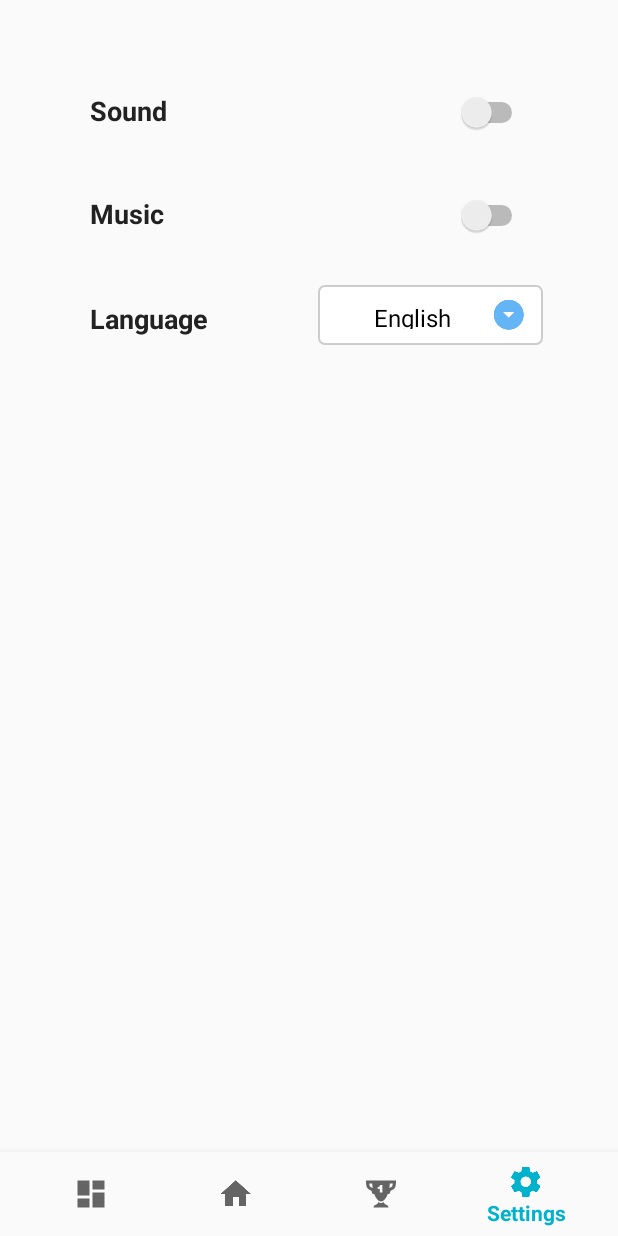
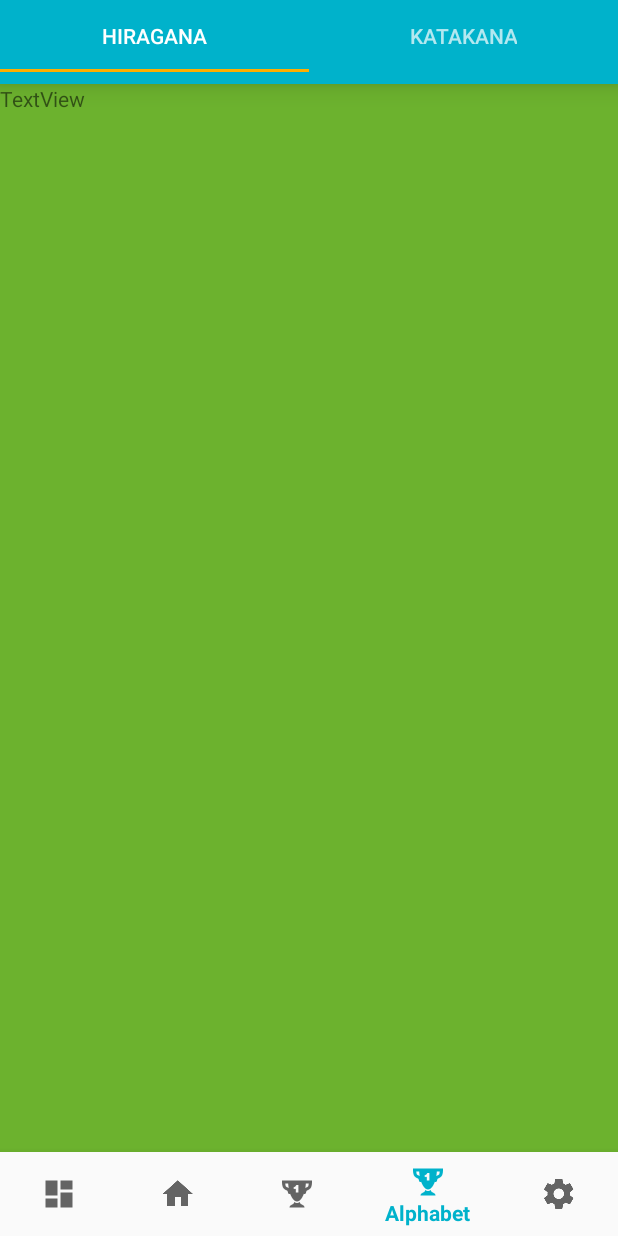
Before and after one commit to ductienuit/KanaTraining, an Android app: the HomeActivity screen opened directly, with no data from a screen before it, item 4 of the bottom bar chosen, on a phone screen of 412 x 824 dp. Run offline under Robolectric (Android 15) with nearby library versions, the phone set to English and light mode, and no system bars; our stand-ins replace sdp/ssp sizes; Roboto replaces fonts that are not available here.

Commit message:
add AlphabetFragment empty

```diff
--- a/app/src/main/java/com/nhombabon/kanatraining/HomeActivity.java
+++ b/app/src/main/java/com/nhombabon/kanatraining/HomeActivity.java
@@ -8,6 +8,7 @@ import android.support.v4.app.FragmentTransaction;
 import android.support.v7.app.AppCompatActivity;
 import android.view.MenuItem;
 
+import com.nhombabon.kanatraining.fragment.AlphabetFragment;
 import com.nhombabon.kanatraining.fragment.HomeFragment;
 import com.nhombabon.kanatraining.fragment.LadderBoardFragment;
 import com.nhombabon.kanatraining.fragment.QuizTopicsFragment;
@@ -40,6 +41,9 @@ public class HomeActivity extends AppCompatActivity {
                 case R.id.settings:
                     selectedFragment = new SettingsFragment();
                     break;
+                case R.id.alphabet:
+                    selectedFragment= new AlphabetFragment();
+                    break;
             }
             FragmentTransaction transaction = getSupportFragmentManager().beginTransaction();
             transaction.replace(R.id.content, selectedFragment);
--- /dev/null
+++ b/app/src/main/java/com/nhombabon/kanatraining/adapter/AlphabetPagerAdapter.java
@@ -0,0 +1,41 @@
+package com.nhombabon.kanatraining.adapter;
+
+import android.support.v4.app.Fragment;
+import android.support.v4.app.FragmentManager;
+import android.support.v4.app.FragmentStatePagerAdapter;
+
+import com.nhombabon.kanatraining.fragment.AllTimeTopScoreFragment;
+import com.nhombabon.kanatraining.fragment.DailyTopScorerFragment;
+import com.nhombabon.kanatraining.fragment.HiraganaFragment;
+import com.nhombabon.kanatraining.fragment.KatakanaFragment;
+
+
+public class AlphabetPagerAdapter extends FragmentStatePagerAdapter {
+
+    int mNumOfTabs;
+
+    public AlphabetPagerAdapter(FragmentManager fm, int NumOfTabs) {
+        super(fm);
+        this.mNumOfTabs = NumOfTabs;
+    }
+
+    @Override
+    public Fragment getItem(int position) {
+
+        switch (position) {
+            case 0:
+                HiraganaFragment tab1 = new HiraganaFragment();
+                return tab1;
+            case 1:
+                KatakanaFragment tab2 = new KatakanaFragment();
+                return tab2;
+            default:
+                return null;
+        }
+    }
+
+    @Override
+    public int getCount() {
+        return mNumOfTabs;
+    }
+}
--- /dev/null
+++ b/app/src/main/java/com/nhombabon/kanatraining/fragment/AlphabetFragment.java
@@ -0,0 +1,56 @@
+package com.nhombabon.kanatraining.fragment;
+
+
+import android.os.Bundle;
+import android.support.design.widget.TabLayout;
+import android.support.v4.app.Fragment;
+import android.support.v4.view.ViewPager;
+import android.view.LayoutInflater;
+import android.view.View;
+import android.view.ViewGroup;
+
+import com.nhombabon.kanatraining.R;
+import com.nhombabon.kanatraining.adapter.AlphabetPagerAdapter;
+
+public class AlphabetFragment extends Fragment {
+
+
+    public AlphabetFragment() {
+    }
+
+
+    @Override
+    public View onCreateView(LayoutInflater inflater, ViewGroup container, Bundle savedInstanceState) {
+        View view = inflater.inflate(R.layout.fragment_alphabet, container, false);
+        getActivity().setTitle("Alphabet");
+
+        TabLayout tabLayout = (TabLayout) view.findViewById(R.id.tab_layout_alphabet);
+        tabLayout.addTab(tabLayout.newTab().setText("Hiragana"));
+        tabLayout.addTab(tabLayout.newTab().setText("Katakana"));
+        tabLayout.setTabGravity(TabLayout.GRAVITY_FILL);
+
+        final ViewPager viewPager = (ViewPager) view.findViewById(R.id.pager_alphabet);
+        final AlphabetPagerAdapter adapter = new AlphabetPagerAdapter(getActivity().getSupportFragmentManager(), tabLayout.getTabCount());
+        viewPager.setAdapter(adapter);
+        viewPager.addOnPageChangeListener(new TabLayout.TabLayoutOnPageChangeListener(tabLayout));
+        tabLayout.setOnTabSelectedListener(new TabLayout.OnTabSelectedListener() {
+            @Override
+            public void onTabSelected(TabLayout.Tab tab) {
+                viewPager.setCurrentItem(tab.getPosition());
+            }
+
+            @Override
+            public void onTabUnselected(TabLayout.Tab tab) {
+
+            }
+
+            @Override
+            public void onTabReselected(TabLayout.Tab tab) {
+
+            }
+        });
+
+        return view;
+    }
+
+}
--- /dev/null
+++ b/app/src/main/java/com/nhombabon/kanatraining/fragment/HiraganaFragment.java
@@ -0,0 +1,25 @@
+package com.nhombabon.kanatraining.fragment;
+
+import android.os.Bundle;
+import android.support.annotation.Nullable;
+import android.support.v4.app.Fragment;
+import android.view.LayoutInflater;
+import android.view.View;
+import android.view.ViewGroup;
+
+import com.nhombabon.kanatraining.R;
+
+/**
+ * Created by mtSiniChi on 12/11/2017.
+ */
+
+public class HiraganaFragment extends Fragment {
+    @Nullable
+    @Override
+    public View onCreateView(LayoutInflater inflater, @Nullable ViewGroup container, @Nullable Bundle savedInstanceState) {
+
+        View view = inflater.inflate(R.layout.fragment_hiragana, container, false);
+
+        return view;
+    }
+}
--- /dev/null
+++ b/app/src/main/java/com/nhombabon/kanatraining/fragment/KatakanaFragment.java
@@ -0,0 +1,25 @@
+package com.nhombabon.kanatraining.fragment;
+
+import android.os.Bundle;
+import android.support.annotation.Nullable;
+import android.support.v4.app.Fragment;
+import android.view.LayoutInflater;
+import android.view.View;
+import android.view.ViewGroup;
+
+import com.nhombabon.kanatraining.R;
+
+/**
+ * Created by mtSiniChi on 12/11/2017.
+ */
+
+public class KatakanaFragment extends Fragment {
+    @Nullable
+    @Override
+    public View onCreateView(LayoutInflater inflater, @Nullable ViewGroup container, @Nullable Bundle savedInstanceState) {
+
+        View view = inflater.inflate(R.layout.fragment_katakana, container, false);
+
+        return view;
+    }
+}
--- /dev/null
+++ b/app/src/main/res/layout/fragment_alphabet.xml
@@ -0,0 +1,21 @@
+<?xml version="1.0" encoding="utf-8"?>
+<RelativeLayout xmlns:android="http://schemas.android.com/apk/res/android"
+    android:orientation="vertical" android:layout_width="match_parent"
+    android:layout_height="match_parent">
+
+    <android.support.design.widget.TabLayout
+        android:id="@+id/tab_layout_alphabet"
+        android:layout_width="match_parent"
+        android:layout_height="wrap_content"
+        android:background="?attr/colorPrimary"
+        android:elevation="@dimen/_8sdp"
+        android:minHeight="?attr/actionBarSize"
+        android:theme="@style/ThemeOverlay.AppCompat.Dark.ActionBar"/>
+
+    <android.support.v4.view.ViewPager
+        android:id="@+id/pager_alphabet"
+        android:layout_width="match_parent"
+        android:layout_height="fill_parent"
+        android:layout_below="@id/tab_layout_alphabet"/>
+
+</RelativeLayout>
--- /dev/null
+++ b/app/src/main/res/layout/fragment_hiragana.xml
@@ -0,0 +1,13 @@
+<?xml version="1.0" encoding="utf-8"?>
+<LinearLayout xmlns:android="http://schemas.android.com/apk/res/android"
+    android:layout_width="match_parent"
+    android:layout_height="match_parent"
+    android:orientation="vertical"
+    android:background="@color/green">
+
+    <TextView
+        android:id="@+id/textView2"
+        android:layout_width="match_parent"
+        android:layout_height="wrap_content"
+        android:text="TextView" />
+</LinearLayout>
--- /dev/null
+++ b/app/src/main/res/layout/fragment_katakana.xml
@@ -0,0 +1,14 @@
+<?xml version="1.0" encoding="utf-8"?>
+<LinearLayout xmlns:android="http://schemas.android.com/apk/res/android"
+    android:layout_width="match_parent"
+    android:layout_height="match_parent"
+    android:background="@color/red">
+
+
+    <TextView
+        android:id="@+id/textView5"
+        android:layout_width="wrap_content"
+        android:layout_height="wrap_content"
+        android:layout_weight="1"
+        android:text="TextView" />
+</LinearLayout>
--- a/app/src/main/res/menu/navigation.xml
+++ b/app/src/main/res/menu/navigation.xml
@@ -19,6 +19,10 @@
         android:title="@string/ladder_board"
         android:icon="@drawable/trophy"/>
 
+    <item
+        android:id="@+id/alphabet"
+        android:title="@string/alphabet"
+        android:icon="@drawable/trophy"/>
 
     <item
         android:id="@+id/settings"
--- a/app/src/main/res/values/strings.xml
+++ b/app/src/main/res/values/strings.xml
@@ -54,5 +54,6 @@
     <string name="music">Music</string>
     <string name="language">Language</string>
     <string name="activity_animation_duration">100</string>
+    <string name="alphabet">Alphabet</string>
 
 </resources>
```
